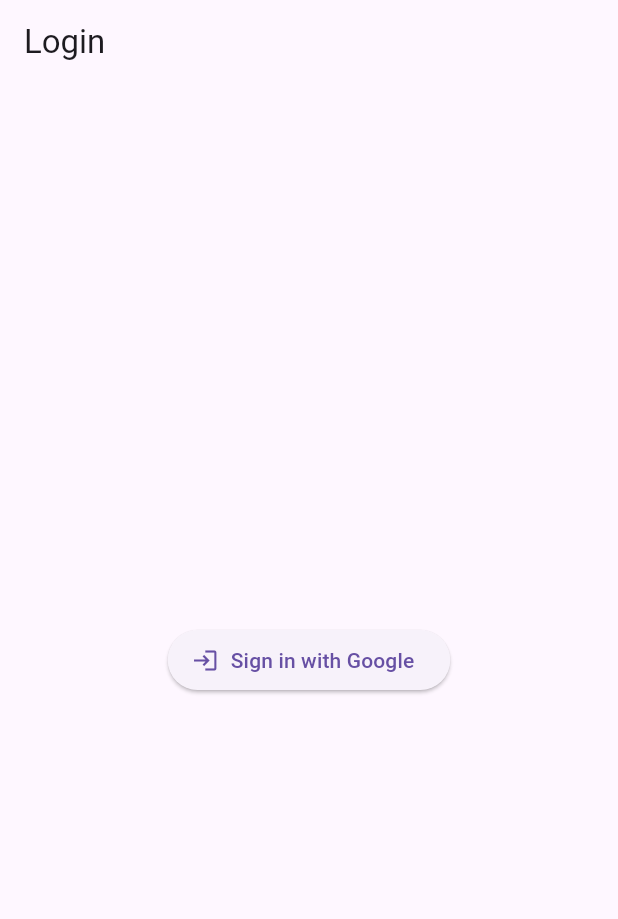
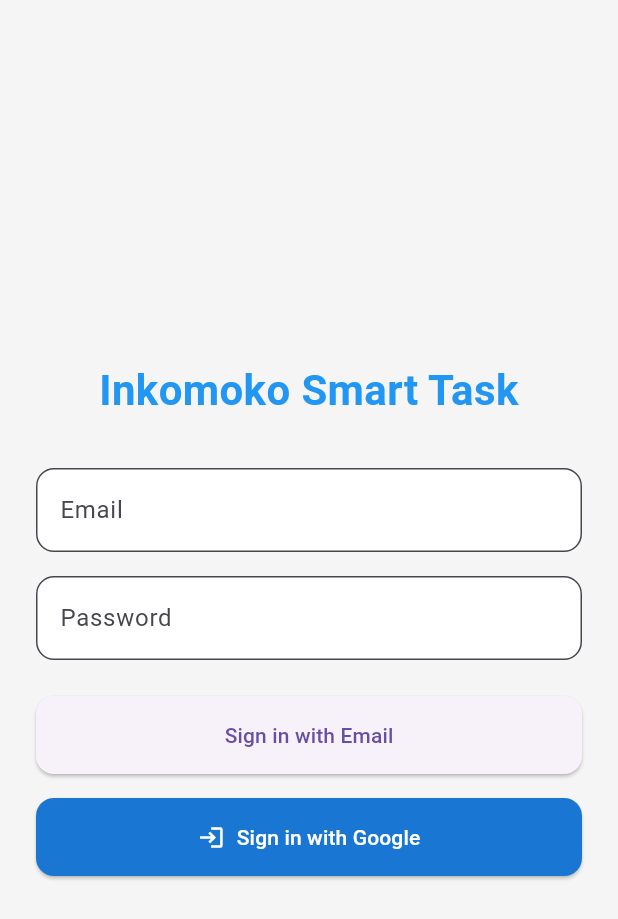
Before and after one commit to mugishajc/Smart_Task, a Flutter app: the screen it shows after launch, after a tap on "Sign in with Google", on a phone screen of 412 x 824 dp. Shown: the top 919 px of the screen. Run offline on Flutter 3.47's test engine with Material 3 defaults, Android fonts, the phone set to English and light mode, and no system bars; our stand-ins replace firebase_auth, firebase_core, firebase_crashlytics, google_sign_in; accounts and stored records are empty; network calls fail.

Commit message:
feat-sign in with email and password and improvemnts on signin with google btn

```diff
--- a/lib/core/services/AuthService.dart
+++ b/lib/core/services/AuthService.dart
@@ -6,12 +6,11 @@
   final GoogleSignIn _googleSignIn = GoogleSignIn();
 
   Future<User?> signInWithGoogle() async {
-  print('Here');
     try {
       final GoogleSignInAccount? googleSignInAccount = await _googleSignIn.signIn();
       if (googleSignInAccount == null) {
         print('Google sign-in canceled by user.');
-      return null; // User canceled sign-in
+        return null;
       }
 
       final GoogleSignInAuthentication googleSignInAuthentication =
@@ -22,7 +21,6 @@
         idToken: googleSignInAuthentication.idToken,
       );
 
-    print('Here1');
       final UserCredential userCredential = await _auth.signInWithCredential(credential);
       return userCredential.user;
     } catch (e) {
@@ -31,6 +29,20 @@
     }
   }
 
+  Future<User?> signInWithEmailAndPassword(String email, String password) async {
+    try {
+      final UserCredential userCredential = await _auth.signInWithEmailAndPassword(
+        email: email,
+        password: password,
+      );
+      return userCredential.user;
+    } on FirebaseAuthException catch (e) {
+      rethrow; // Rethrow to handle in LoginScreen
+    } catch (e) {
+      print('Email/password sign-in error: $e');
+      return null;
+    }
+  }
 
   Future<void> signOut() async {
     await _auth.signOut();
--- a/lib/features/auth/screens/login_screen.dart
+++ b/lib/features/auth/screens/login_screen.dart
@@ -3,22 +3,131 @@
 import 'package:smart_task/features/home/home_screen.dart';
 import 'package:firebase_auth/firebase_auth.dart';
 
-class LoginScreen extends StatelessWidget {
+class LoginScreen extends StatefulWidget {
   const LoginScreen({super.key});
+
+  @override
+  _LoginScreenState createState() => _LoginScreenState();
+}
+
+class _LoginScreenState extends State<LoginScreen> {
+  final TextEditingController _emailController = TextEditingController();
+  final TextEditingController _passwordController = TextEditingController();
+  bool _isLoading = false;
+
+  @override
+  void dispose() {
+    _emailController.dispose();
+    _passwordController.dispose();
+    super.dispose();
+  }
 
   @override
   Widget build(BuildContext context) {
     return Scaffold(
-      appBar: AppBar(title: const Text("Login")),
-      body: Center(
-        child: ElevatedButton.icon(
+      backgroundColor: Colors.grey[100], // Light background
+      body: _isLoading
+          ? const Center(child: CircularProgressIndicator())
+          : Padding(
+        padding: const EdgeInsets.all(24.0), // Increased padding
+        child: Center(
+          child: SingleChildScrollView( // Added for scrollability
+            child: Column(
+              mainAxisAlignment: MainAxisAlignment.center,
+              crossAxisAlignment: CrossAxisAlignment.stretch, // Stretch children
+              children: <Widget>[
+                const Text(
+                  "Inkomoko Smart Task",
+                  textAlign: TextAlign.center,
+                  style: TextStyle(
+                    fontSize: 28,
+                    fontWeight: FontWeight.bold,
+                    color: Colors.blue, // Primary color
+                  ),
+                ),
+                const SizedBox(height: 32),
+                TextField(
+                  controller: _emailController,
+                  decoration: InputDecoration(
+                    labelText: 'Email',
+                    border: OutlineInputBorder(
+                      borderRadius: BorderRadius.circular(12),
+                    ),
+                    filled: true,
+                    fillColor: Colors.white,
+                  ),
+                  keyboardType: TextInputType.emailAddress,
+                ),
+                const SizedBox(height: 16),
+                TextField(
+                  controller: _passwordController,
+                  decoration: InputDecoration(
+                    labelText: 'Password',
+                    border: OutlineInputBorder(
+                      borderRadius: BorderRadius.circular(12),
+                    ),
+                    filled: true,
+                    fillColor: Colors.white,
+                  ),
+                  obscureText: true,
+                ),
+                const SizedBox(height: 24),
+                ElevatedButton(
+                  onPressed: () async {
+                    setState(() {
+                      _isLoading = true;
+                    });
+                    try {
+                      final User? user = await AuthService().signInWithEmailAndPassword(
+                        _emailController.text.trim(),
+                        _passwordController.text.trim(),
+                      );
+                      if (user != null) {
+                        Navigator.pushReplacement(
+                          context,
+                          MaterialPageRoute(builder: (context) => HomeScreen(user: user)),
+                        );
+                      }
+                    } on FirebaseAuthException catch (e) {
+                      String errorMessage;
+                      if (e.code == 'user-not-found') {
+                        errorMessage = 'No user found for that email.';
+                      } else if (e.code == 'wrong-password') {
+                        errorMessage = 'Wrong password provided for that user.';
+                      } else {
+                        errorMessage = 'Login failed: ${e.message}';
+                      }
+                      ScaffoldMessenger.of(context).showSnackBar(
+                        SnackBar(content: Text(errorMessage)),
+                      );
+                    } catch (e) {
+                      ScaffoldMessenger.of(context).showSnackBar(
+                        SnackBar(content: Text('Login failed: $e')),
+                      );
+                    } finally {
+                      setState(() {
+                        _isLoading = false;
+                      });
+                    }
+                  },
+                  style: ElevatedButton.styleFrom(
+                    padding: const EdgeInsets.symmetric(vertical: 16),
+                    shape: RoundedRectangleBorder(
+                      borderRadius: BorderRadius.circular(12),
+                    ),
+                  ),
+                  child: const Text('Sign in with Email'),
+                ),
+                const SizedBox(height: 16),
+                ElevatedButton.icon(
                   icon: const Icon(Icons.login),
                   label: const Text("Sign in with Google"),
                   onPressed: () async {
+                    setState(() {
+                      _isLoading = true;
+                    });
                     try {
-
                       final User? user = await AuthService().signInWithGoogle();
-              print(user);
                       if (user != null) {
                         Navigator.pushReplacement(
                           context,
@@ -29,8 +138,24 @@
                       ScaffoldMessenger.of(context).showSnackBar(
                         SnackBar(content: Text('Login failed: $e')),
                       );
+                    } finally {
+                      setState(() {
+                        _isLoading = false;
+                      });
                     }
                   },
+                  style: ElevatedButton.styleFrom(
+                    padding: const EdgeInsets.symmetric(vertical: 16),
+                    shape: RoundedRectangleBorder(
+                      borderRadius: BorderRadius.circular(12),
+                    ),
+                    backgroundColor: Colors.blue[700], // Google sign in color
+                    foregroundColor: Colors.white,
+                  ),
+                ),
+              ],
+            ),
+          ),
         ),
       ),
     );
--- a/lib/features/home/home_screen.dart
+++ b/lib/features/home/home_screen.dart
@@ -12,7 +12,7 @@
   Widget build(BuildContext context) {
     return Scaffold(
       appBar: AppBar(
-        title: Text("Welcome, ${user.displayName ?? 'User'}"),
+        title: Text("Welcome, ${user.email ?? 'User'}"),
         actions: [
           IconButton(
             icon: const Icon(Icons.logout),
```
Also changed, not shown: 4 other files. Lines whose indentation alone changed are shown as unchanged.
